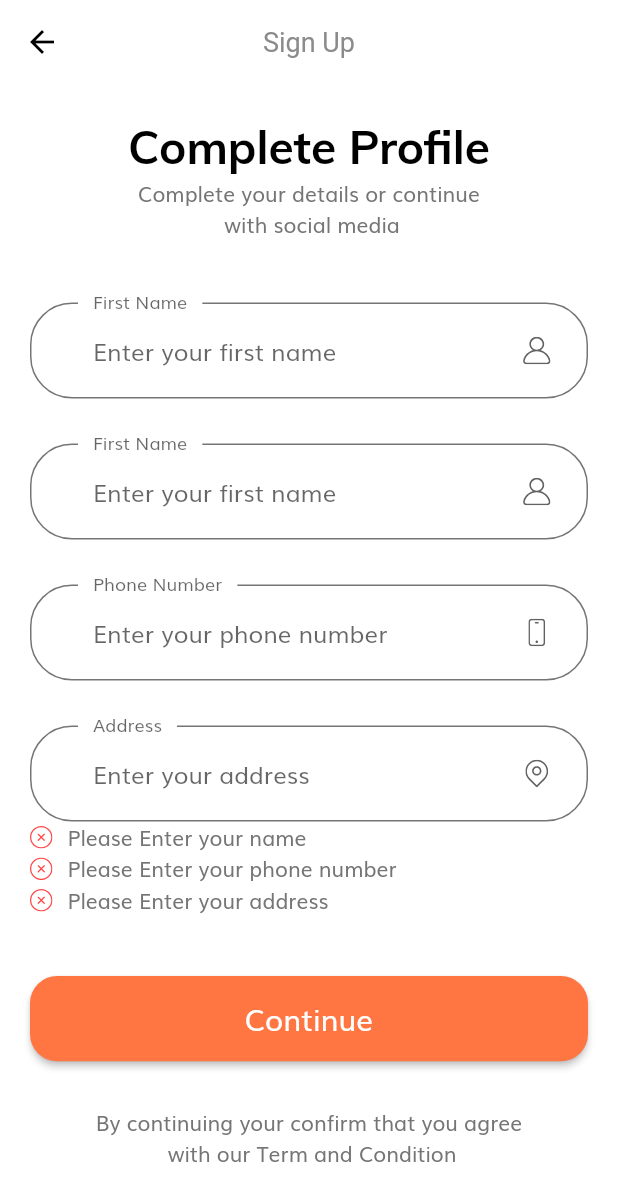
After one commit to ragabelsayed/MyShopApp, a Flutter app: the CompleteProfileScreen screen opened by its route, after a tap on "Continue", on a phone screen of 412 x 824 dp. The commit adds this screen. Shown: the top 1201 px of the screen. Run offline on Flutter 3.47's test engine with Material 2 defaults, Android fonts, the phone set to English and light mode, and no system bars; our stand-ins replace flutter_svg.

Commit message:
add complete profile screen

```diff
--- a/my_shop/lib/config/routes.dart
+++ b/my_shop/lib/config/routes.dart
@@ -4,6 +4,7 @@ import '/screens/sign_in/sign_in_screen.dart';
 import '/screens/forgot_password/forgot_password_screen.dart';
 import '/screens/login_success/login_sucscess_screen.dart';
 import '/screens/sign_up/sign_up_screen.dart';
+import '/screens/complete_profile/complete_profile_screen.dart';
 
 class AppRoutes {
   static final Map<String, WidgetBuilder> routes = {
@@ -12,5 +13,6 @@ class AppRoutes {
     ForgotPasswordScreen.routName: (ctx) => ForgotPasswordScreen(),
     LoginSuccessScreen.routName: (ctx) => LoginSuccessScreen(),
     SignUpScreen.routName: (ctx) => SignUpScreen(),
+    CompleteProfileScreen.routName: (ctx) => CompleteProfileScreen(),
   };
 }
--- /dev/null
+++ b/my_shop/lib/screens/complete_profile/complete_profile_screen.dart
@@ -0,0 +1,15 @@
+import 'package:flutter/material.dart';
+import '../complete_profile/widget/body.dart';
+
+class CompleteProfileScreen extends StatelessWidget {
+  static const routName = '/complete_profile';
+  @override
+  Widget build(BuildContext context) {
+    return Scaffold(
+      appBar: AppBar(
+        title: Text('Sign Up'),
+      ),
+      body: Body(),
+    );
+  }
+}
--- /dev/null
+++ b/my_shop/lib/screens/complete_profile/widget/body.dart
@@ -0,0 +1,38 @@
+import 'package:flutter/material.dart';
+import './complete_profile_form.dart';
+import '/config/constants.dart';
+import '/config/size.dart';
+
+class Body extends StatelessWidget {
+  @override
+  Widget build(BuildContext context) {
+    return SizedBox(
+      width: double.infinity,
+      child: Padding(
+        padding: const EdgeInsets.symmetric(horizontal: 20),
+        child: SingleChildScrollView(
+          child: Column(
+            children: [
+              SizedBox(height: SizeConfig.screenHeight * 0.02),
+              Text(
+                'Complete Profile',
+                style: AppConstents.headingStyle,
+              ),
+              Text(
+                'Complete your details or continue \n with social media',
+                textAlign: TextAlign.center,
+              ),
+              SizedBox(height: SizeConfig.screenHeight * 0.05),
+              CompleteProfileForm(),
+              SizedBox(height: SizeConfig.getProportionateScreenHeight(30)),
+              Text(
+                'By continuing your confirm that you agree \n with our Term and Condition',
+                textAlign: TextAlign.center,
+              )
+            ],
+          ),
+        ),
+      ),
+    );
+  }
+}
--- /dev/null
+++ b/my_shop/lib/screens/complete_profile/widget/complete_profile_form.dart
@@ -0,0 +1,137 @@
+import 'package:flutter/material.dart';
+import '/config/constants.dart';
+import '/widget/custom_suffix_icon.dart';
+import '/widget/default_btn.dart';
+import '/widget/form_error.dart';
+
+class CompleteProfileForm extends StatefulWidget {
+  @override
+  _CompleteProfileFormState createState() => _CompleteProfileFormState();
+}
+
+class _CompleteProfileFormState extends State<CompleteProfileForm> {
+  final _formKey = GlobalKey<FormState>();
+  List<String> errors = [];
+  late String fristName;
+  late String lastName;
+  late String phoneNumber;
+  late String address;
+
+  void addError({required String error}) {
+    setState(() => errors.add(error));
+  }
+
+  void removeError({required String error}) {
+    setState(() => errors.remove(error));
+  }
+
+  @override
+  Widget build(BuildContext context) {
+    return Form(
+      key: _formKey,
+      child: Column(
+        children: [
+          _buildFirstNameFormField(),
+          const SizedBox(height: 30),
+          _buildLastNameFormField(),
+          const SizedBox(height: 30),
+          _buildPhoneNumberFormField(),
+          const SizedBox(height: 30),
+          _buildAddressFormField(),
+          FormError(errors: errors),
+          const SizedBox(height: 40),
+          DefaultButton(
+            text: 'Continue',
+            onPressed: () {
+              if (_formKey.currentState!.validate()) {
+                _formKey.currentState!.save();
+                // Go to OTP Screen
+                // Navigator.pushNamed(context, CompleteProfileScreen.routName);
+              }
+            },
+          ),
+        ],
+      ),
+    );
+  }
+
+  TextFormField _buildFirstNameFormField() {
+    return TextFormField(
+      validator: (value) {
+        if (value!.isEmpty) {
+          addError(error: AppConstents.kNamelNullError);
+        }
+      },
+      onChanged: (value) {
+        if (value.isNotEmpty) {
+          removeError(error: AppConstents.kNamelNullError);
+        }
+      },
+      onSaved: (newValue) => fristName = newValue!,
+      decoration: InputDecoration(
+        labelText: 'First Name',
+        hintText: 'Enter your first name',
+        floatingLabelBehavior: FloatingLabelBehavior.always,
+        suffixIcon: CustomSuffixIcon(svgIcon: 'assets/icons/User.svg'),
+      ),
+    );
+  }
+
+  TextFormField _buildLastNameFormField() {
+    return TextFormField(
+      onSaved: (newValue) => lastName = newValue!,
+      decoration: InputDecoration(
+        labelText: 'First Name',
+        hintText: 'Enter your first name',
+        floatingLabelBehavior: FloatingLabelBehavior.always,
+        suffixIcon: CustomSuffixIcon(svgIcon: 'assets/icons/User.svg'),
+      ),
+    );
+  }
+
+  TextFormField _buildPhoneNumberFormField() {
+    return TextFormField(
+      keyboardType: TextInputType.number,
+      validator: (value) {
+        if (value!.isEmpty) {
+          addError(error: AppConstents.kPhoneNumberNullError);
+        }
+      },
+      onChanged: (value) {
+        if (value.isNotEmpty) {
+          removeError(error: AppConstents.kPhoneNumberNullError);
+        }
+      },
+      onSaved: (newValue) => phoneNumber = newValue!,
+      decoration: InputDecoration(
+        labelText: 'Phone Number',
+        hintText: 'Enter your phone number',
+        floatingLabelBehavior: FloatingLabelBehavior.always,
+        suffixIcon: CustomSuffixIcon(svgIcon: 'assets/icons/Phone.svg'),
+      ),
+    );
+  }
+
+  TextFormField _buildAddressFormField() {
+    return TextFormField(
+      validator: (value) {
+        if (value!.isEmpty) {
+          addError(error: AppConstents.kAddressNullError);
+        }
+      },
+      onChanged: (value) {
+        if (value.isNotEmpty) {
+          removeError(error: AppConstents.kAddressNullError);
+        }
+      },
+      onSaved: (newValue) => address = newValue!,
+      decoration: InputDecoration(
+        labelText: 'Address',
+        hintText: 'Enter your address',
+        floatingLabelBehavior: FloatingLabelBehavior.always,
+        suffixIcon:
+            CustomSuffixIcon(svgIcon: 'assets/icons/Location point.svg'),
+      ),
+    );
+  }
+}
--- a/my_shop/lib/screens/sign_up/widget/sign_up_form.dart
+++ b/my_shop/lib/screens/sign_up/widget/sign_up_form.dart
@@ -1,4 +1,5 @@
 import 'package:flutter/material.dart';
+import '/screens/complete_profile/complete_profile_screen.dart';
 import '/config/constants.dart';
 import '/widget/custom_suffix_icon.dart';
 import '/widget/default_btn.dart';
@@ -12,7 +13,6 @@ class SignUpForm extends StatefulWidget {
 class _SignUpFormState extends State<SignUpForm> {
   final _formKey = GlobalKey<FormState>();
   List<String> errors = [];
-  // late String userName;
   late String email;
   late String password;
   late String confirmPassword;
@@ -43,8 +43,7 @@ class _SignUpFormState extends State<SignUpForm> {
             onPressed: () {
               if (_formKey.currentState!.validate()) {
                 _formKey.currentState!.save();
-
-                // Navigator.pushNamed(context, LoginSuccessScreen.routName);
+                Navigator.pushNamed(context, CompleteProfileScreen.routName);
               }
             },
           ),
@@ -118,15 +117,12 @@ class _SignUpFormState extends State<SignUpForm> {
     return TextFormField(
       obscureText: true,
       validator: (value) {
-        if (value!.isEmpty) {
-          return '';
-        }
-        if (password != confirmPassword) {
+        if (password != value) {
           addError(error: AppConstents.kMatchPassError);
         }
       },
       onChanged: (value) {
-        if (password == confirmPassword) {
+        if (password == value) {
           removeError(error: AppConstents.kMatchPassError);
         }
       },
```
Also changed, not shown: my_shop/assets/icons/Location point.svg (added), my_shop/assets/icons/Phone.svg (added), my_shop/assets/icons/User Icon.svg (added), my_shop/assets/icons/User.svg (added).
